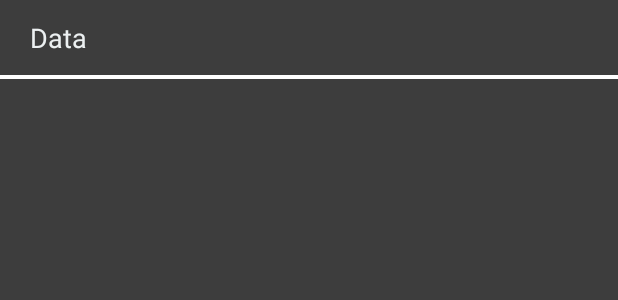
After one commit to MartaPiatek/confApp, an Android app: the layout agenda_rows.xml on its own in the app's theme, with its tools: preview values and no code run, on a phone screen of 412 x 824 dp. The commit adds this screen. Shown: the top 300 px of the screen. Run offline under Robolectric (Android 15) with nearby library versions, the phone set to English and light mode, and no system bars.

Commit message:
Stworzenie widoku Agendy , closes #3

```diff
--- /dev/null
+++ b/app/src/main/res/layout/agenda_rows.xml
@@ -0,0 +1,50 @@
+<?xml version="1.0" encoding="utf-8"?>
+<LinearLayout xmlns:android="http://schemas.android.com/apk/res/android"
+              xmlns:app="http://schemas.android.com/apk/res-auto"
+              android:layout_width="match_parent"
+              android:layout_height="60dp"
+              android:background="@color/colorBackground"
+              android:orientation="vertical">
+
+    <TableRow
+        android:layout_width="match_parent"
+        android:layout_height="wrap_content">
+
+        <View
+            android:id="@+id/row_tab"
+            class="android.view.View"
+            android:layout_width="10dp"
+            android:layout_height="match_parent"/>
+
+        <TextView
+            android:id="@+id/row_agendaDay"
+            android:layout_width="match_parent"
+            android:layout_height="50dp"
+            android:layout_weight="1"
+            android:background="@color/colorBackground"
+            android:ellipsize="end"
+            android:gravity="center_vertical"
+            android:maxLines="1"
+            android:padding="10dp"
+            android:text="Data"
+            android:textColor="@color/colorFont"
+            android:textSize="18sp"
+            />
+
+    </TableRow>
+
+    <View
+
+        class="android.view.View"
+        android:layout_width="fill_parent"
+        android:layout_height="1dp"
+        android:background="#ffffff"/>
+
+    <View
+
+        class="android.view.View"
+        android:layout_width="fill_parent"
+        android:layout_height="1dp"
+        android:background="#ffffff"/>
+
+</LinearLayout>
```
Also changed, not shown: app/src/main/java/pl/martapiatek/confapp/AgendaActivity.java (+62 -0 lines), app/src/main/res/layout/activity_agenda.xml (+19 -2 lines).
